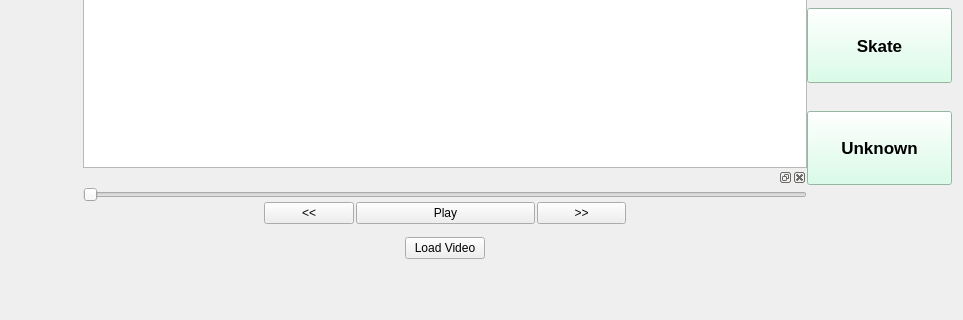
Above: FishGUI/mainwindow.ui from cvisionai/Tator-Native before the change; both pictures show x 0 to 963 and y 334 to 654 of the 963 by 654 pixel window. Below: the same form after it.
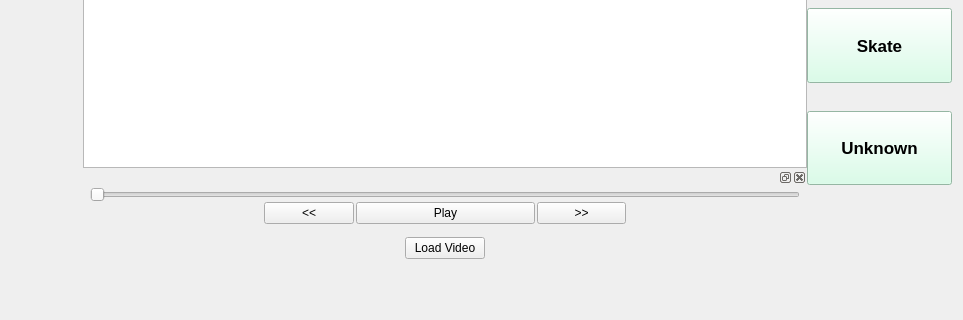
That is the form after the change.

Commit message:
slider implemented hopefully
probably not though

```diff
--- a/FishGUI/mainwindow.ui
+++ b/FishGUI/mainwindow.ui
@@ -132,11 +132,32 @@
               <number>0</number>
              </property>
              <item>
+              <layout class="QHBoxLayout" name="videoSliderLayout">
+               <property name="topMargin">
+                <number>0</number>
+               </property>
+               <item>
+                <widget class="QLabel" name="currentTime">
+                 <property name="text">
+                  <string/>
+                 </property>
+                </widget>
+               </item>
+               <item>
               <widget class="QSlider" name="videoSlider">
                <property name="orientation">
                 <enum>Qt::Horizontal</enum>
                </property>
               </widget>
+               </item>
+               <item>
+                <widget class="QLabel" name="totalTime">
+                 <property name="text">
+                  <string/>
+                 </property>
+                </widget>
+               </item>
+              </layout>
              </item>
              <item>
               <layout class="QHBoxLayout" name="playLayout" stretch="2,4,2">
```
Lines whose indentation alone changed are shown as unchanged. The commit also changes 4 other files.
